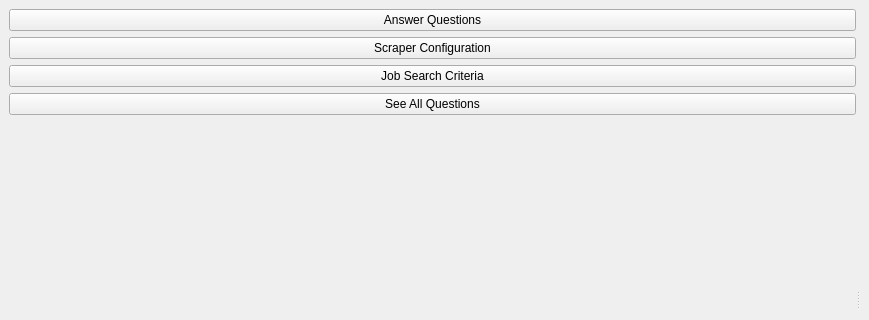
lucaguarro/Head_Hunter_9000, file HeadHunter9000Client/mainwindow.ui: the form before one commit; both pictures show x 0 to 869 and y 0 to 320 of the 869 by 620 pixel window.
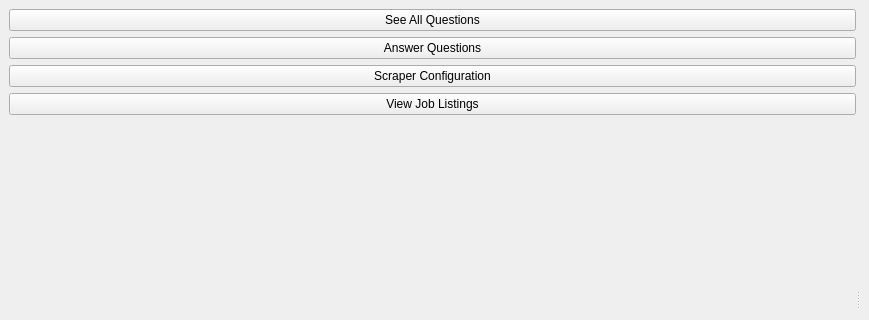
The form after the commit. Icons and pictures are not drawn.

```diff
--- a/HeadHunter9000Client/mainwindow.ui
+++ b/HeadHunter9000Client/mainwindow.ui
@@ -43,6 +43,23 @@
         </size>
        </property>
        <layout class="QVBoxLayout" name="verticalLayout_4">
+        <item>
+         <widget class="QPushButton" name="SeeAllQuestionsBtn">
+          <property name="sizePolicy">
+           <sizepolicy hsizetype="Minimum" vsizetype="Fixed">
+            <horstretch>0</horstretch>
+            <verstretch>0</verstretch>
+           </sizepolicy>
+          </property>
+          <property name="text">
+           <string>See All Questions</string>
+          </property>
+          <property name="icon">
+           <iconset resource="resources.qrc">
+            <normaloff>:/icons/assets/icons/database.svg</normaloff>:/icons/assets/icons/database.svg</iconset>
+          </property>
+         </widget>
+        </item>
         <item>
          <widget class="QPushButton" name="AnswerQuestionsBtn">
           <property name="sizePolicy">
@@ -86,7 +103,7 @@
            </sizepolicy>
           </property>
           <property name="text">
-           <string>Job Search Criteria</string>
+           <string>View Job Listings</string>
           </property>
           <property name="icon">
            <iconset resource="resources.qrc">
@@ -94,23 +111,6 @@
           </property>
          </widget>
         </item>
-        <item>
-         <widget class="QPushButton" name="SeeAllQuestionsBtn">
-          <property name="sizePolicy">
-           <sizepolicy hsizetype="Minimum" vsizetype="Fixed">
-            <horstretch>0</horstretch>
-            <verstretch>0</verstretch>
-           </sizepolicy>
-          </property>
-          <property name="text">
-           <string>See All Questions</string>
-          </property>
-          <property name="icon">
-           <iconset resource="resources.qrc">
-            <normaloff>:/icons/assets/icons/database.svg</normaloff>:/icons/assets/icons/database.svg</iconset>
-          </property>
-         </widget>
-        </item>
         <item>
          <spacer name="verticalSpacer">
           <property name="orientation">
```
Left out of the diff: 2 changed lines with no effect on the pictures.
